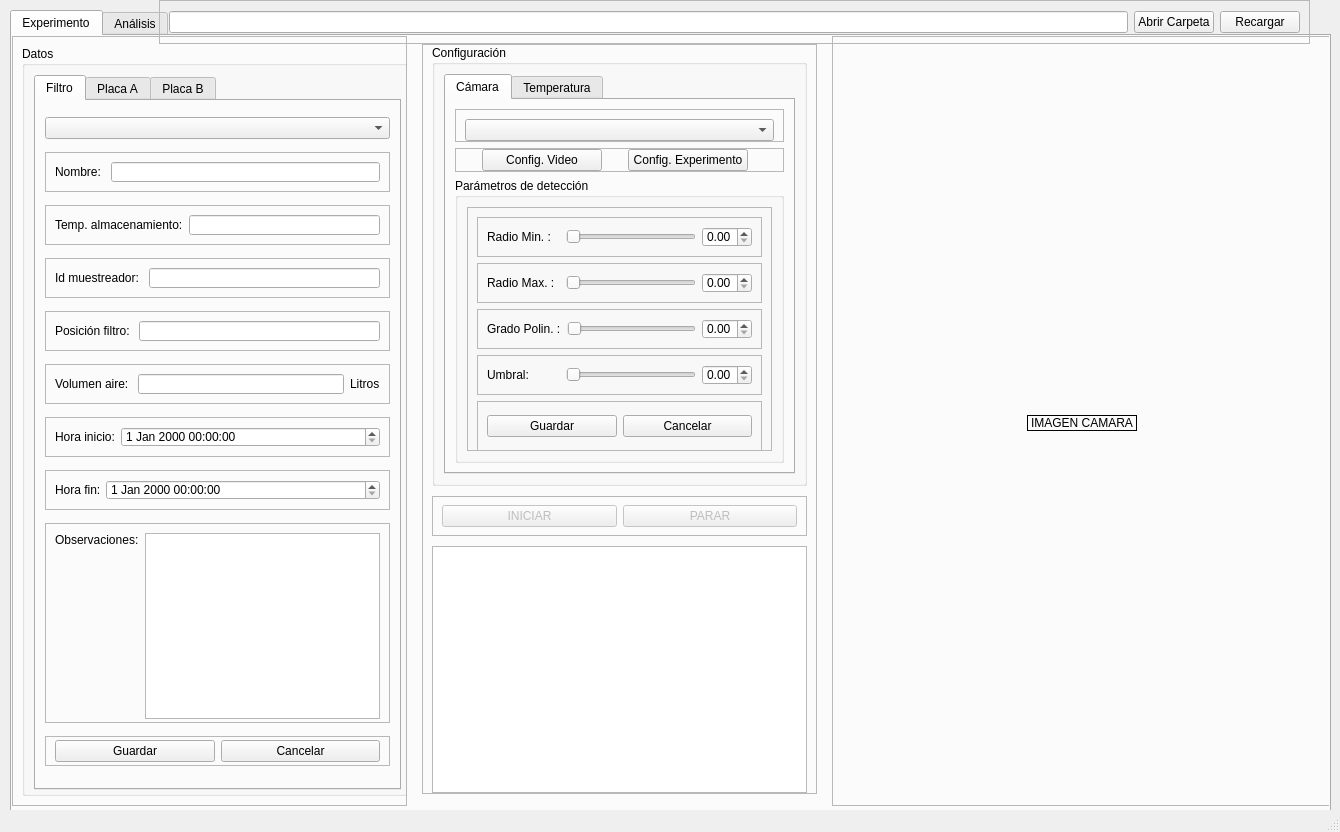
Qt form interfaz_v2/GUI-UI/v1-interfaz.ui (tigre437/interfaz-V0.1) before a commit.
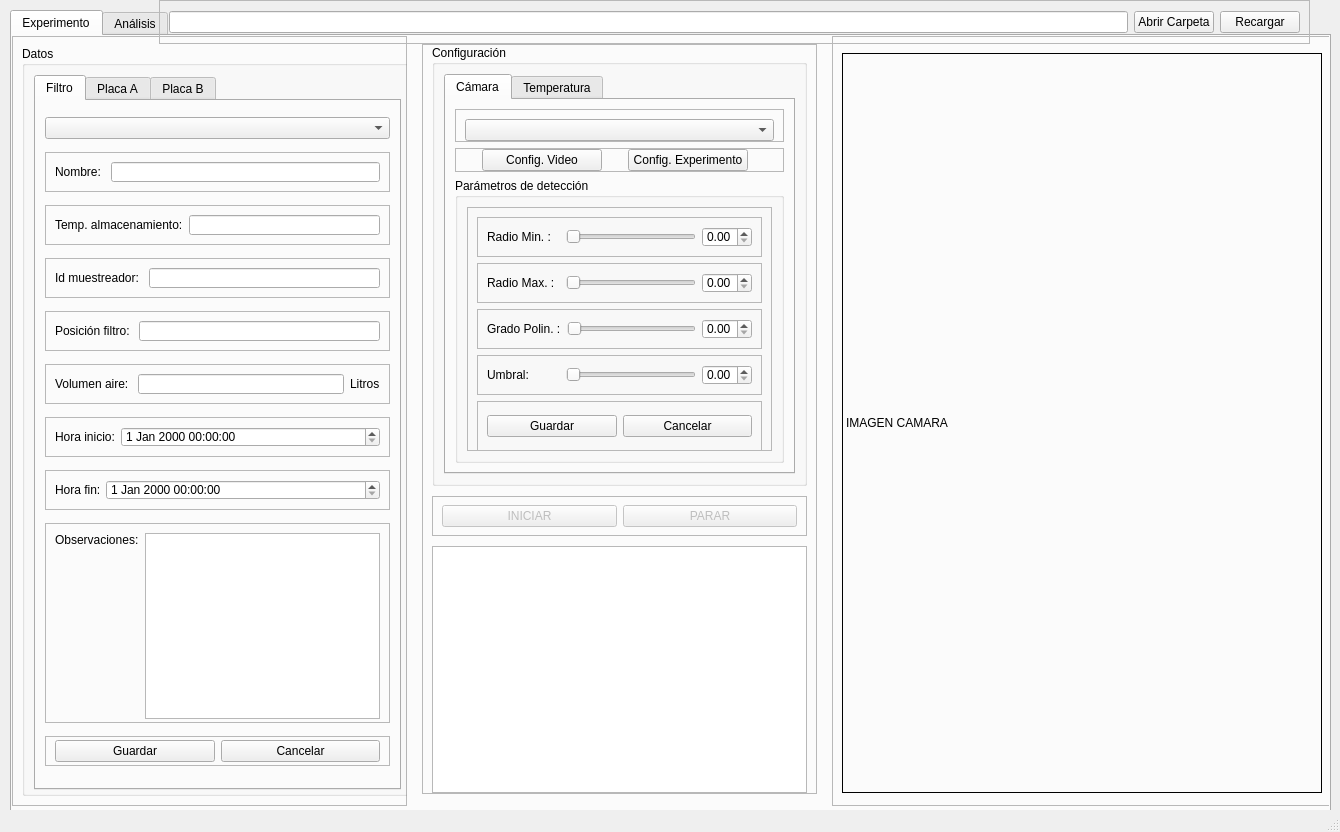
The same form after that commit. Icons and pictures are not drawn.

Commit message: actualizo la interfaz y corrijo un par de errores relacionados con la conexion del combobx filtro a una funcion

Patch:
```diff
--- a/interfaz_v2/GUI-UI/v1-interfaz.ui
+++ b/interfaz_v2/GUI-UI/v1-interfaz.ui
@@ -2053,14 +2053,14 @@
         <widget class="QLabel" name="labelCamara">
          <property name="minimumSize">
           <size>
-           <width>0</width>
-           <height>0</height>
+           <width>480</width>
+           <height>740</height>
           </size>
          </property>
          <property name="maximumSize">
           <size>
            <width>480</width>
-           <height>770</height>
+           <height>740</height>
           </size>
          </property>
          <property name="styleSheet">
```
The commit also changes 4 other files.
